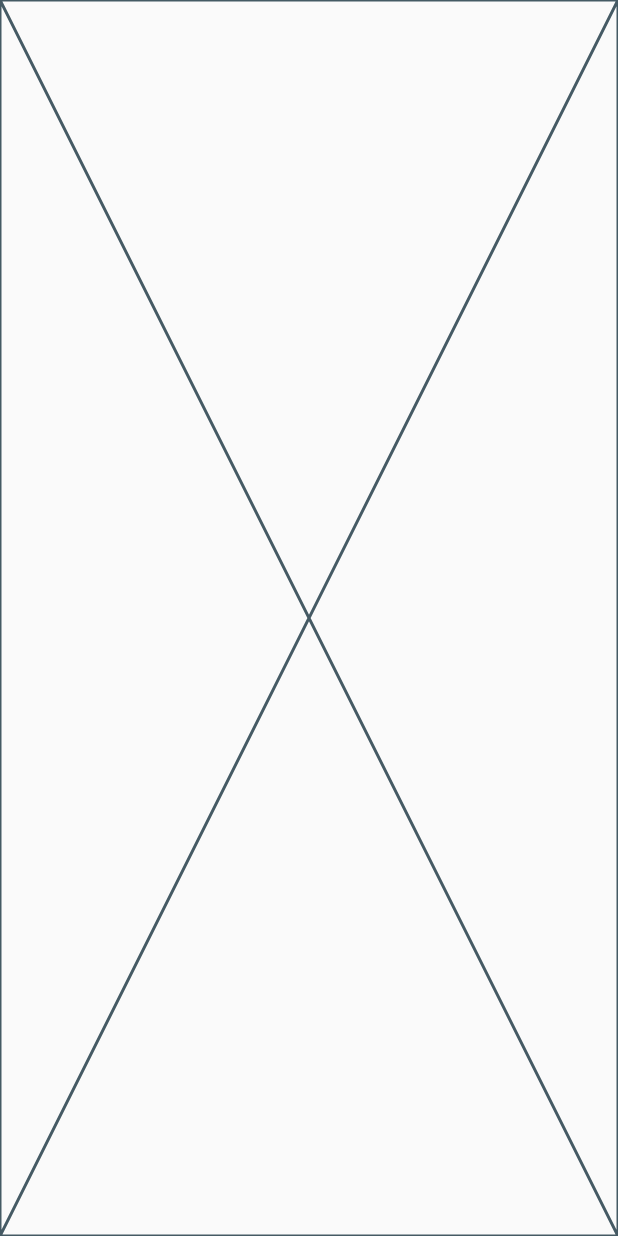
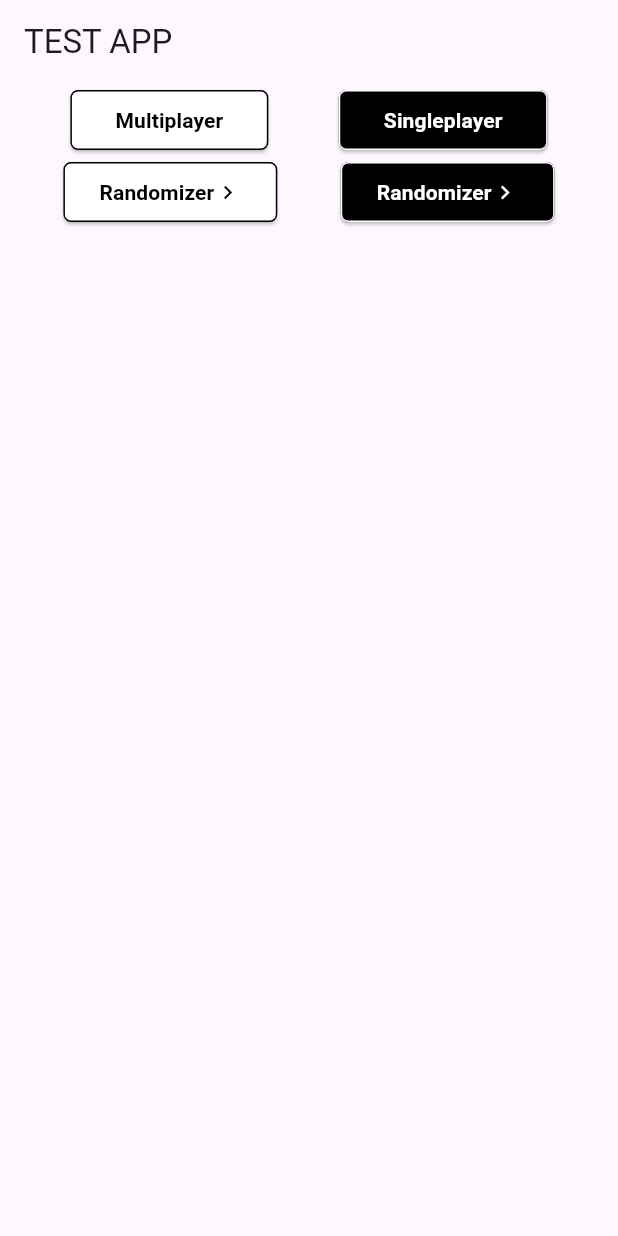
Before and after one commit to IsD4n73/Battle-Shipper, a Flutter app: the screen it shows after launch, on a phone screen of 412 x 824 dp. Run offline on Flutter 3.47's test engine with Material 2 defaults, Android fonts, the phone set to English and light mode, and no system bars; our stand-ins replace easy_localization.

Commit message:
added buttons test

```diff
--- a/lib/app.dart
+++ b/lib/app.dart
@@ -1,4 +1,9 @@
+import 'package:battle_shipper/common/theme/app_color.dart';
+import 'package:battle_shipper/widget/battle_ship_button.dart';
+import 'package:battle_shipper/widget/battle_ship_icon_button.dart';
 import 'package:flutter/material.dart';
+
+import 'common/utils/enums.dart';
 
 class App extends StatefulWidget {
   const App({super.key});
@@ -10,8 +15,49 @@ class App extends StatefulWidget {
 class _AppState extends State<App> {
   @override
   Widget build(BuildContext context) {
-    return const Scaffold(
-      body: Placeholder(),
+    return Scaffold(
+      appBar: AppBar(
+        centerTitle: false,
+        title: const Text("TEST APP"),
+      ),
+      body: Column(
+        children: [
+          Row(
+            mainAxisAlignment: MainAxisAlignment.spaceEvenly,
+            crossAxisAlignment: CrossAxisAlignment.center,
+            children: [
+              BattleShipButton(
+                text: "Multiplayer",
+                buttonType: BattleShipButtonType.light,
+                onPressed: () {},
+              ),
+              BattleShipButton(
+                text: "Singleplayer",
+                buttonType: BattleShipButtonType.dark,
+                onPressed: () {},
+              ),
+            ],
+          ),
+          Row(
+            mainAxisAlignment: MainAxisAlignment.spaceEvenly,
+            crossAxisAlignment: CrossAxisAlignment.center,
+            children: [
+              BattleShipIconButton(
+                text: "Randomizer",
+                buttonType: BattleShipButtonType.light,
+                icon: Icons.chevron_right,
+                onPressed: () {},
+              ),
+              BattleShipIconButton(
+                text: "Randomizer",
+                buttonType: BattleShipButtonType.dark,
+                icon: Icons.chevron_right,
+                onPressed: () {},
+              ),
+            ],
+          ),
+        ],
+      ),
     );
   }
 }
--- /dev/null
+++ b/lib/common/theme/app_color.dart
@@ -0,0 +1,6 @@
+import 'package:flutter/material.dart';
+
+class AppColor {
+  static const blackColor = Colors.black;
+  static const whiteColor = Colors.white;
+}
--- /dev/null
+++ b/lib/common/utils/enums.dart
@@ -0,0 +1,5 @@
+/// enum for button type
+enum BattleShipButtonType {
+  dark,
+  light,
+}
--- a/lib/main.dart
+++ b/lib/main.dart
@@ -27,6 +27,9 @@ class MyApp extends StatelessWidget {
   Widget build(BuildContext context) {
     return MaterialApp(
       title: "Battle Ship",
+      theme: ThemeData(
+        useMaterial3: true,
+      ),
       localizationsDelegates: context.localizationDelegates,
       supportedLocales: context.supportedLocales,
       locale: context.locale,
--- /dev/null
+++ b/lib/widget/battle_ship_button.dart
@@ -0,0 +1,64 @@
+import 'package:flutter/material.dart';
+import '../common/theme/app_color.dart';
+import '../common/utils/enums.dart';
+
+class BattleShipButton extends StatelessWidget {
+  final String text;
+  final void Function()? onPressed;
+  final BattleShipButtonType buttonType;
+
+  const BattleShipButton({
+    super.key,
+    required this.text,
+    this.onPressed,
+    required this.buttonType,
+  });
+
+  @override
+  Widget build(BuildContext context) {
+    switch (buttonType) {
+      case BattleShipButtonType.light:
+        return ElevatedButton(
+          style: ElevatedButton.styleFrom(
+            backgroundColor: AppColor.whiteColor,
+            foregroundColor: AppColor.blackColor,
+            padding: const EdgeInsets.symmetric(horizontal: 30),
+            shape: const RoundedRectangleBorder(
+              side: BorderSide(
+                color: AppColor.blackColor,
+              ),
+              borderRadius: BorderRadius.all(
+                Radius.circular(5),
+              ),
+            ),
+          ),
+          onPressed: onPressed,
+          child: Text(
+            text,
+            style: const TextStyle(fontWeight: FontWeight.bold),
+          ),
+        );
+      case BattleShipButtonType.dark:
+        return ElevatedButton(
+          style: ElevatedButton.styleFrom(
+            padding: const EdgeInsets.symmetric(horizontal: 30),
+            backgroundColor: AppColor.blackColor,
+            foregroundColor: AppColor.whiteColor,
+            shape: const RoundedRectangleBorder(
+              side: BorderSide(
+                color: AppColor.whiteColor,
+              ),
+              borderRadius: BorderRadius.all(
+                Radius.circular(5),
+              ),
+            ),
+          ),
+          onPressed: onPressed,
+          child: Text(
+            text,
+            style: const TextStyle(fontWeight: FontWeight.bold),
+          ),
+        );
+    }
+  }
+}
--- /dev/null
+++ b/lib/widget/battle_ship_icon_button.dart
@@ -0,0 +1,74 @@
+import 'package:flutter/material.dart';
+import '../common/theme/app_color.dart';
+import '../common/utils/enums.dart';
+
+class BattleShipIconButton extends StatelessWidget {
+  final String text;
+  final void Function()? onPressed;
+  final BattleShipButtonType buttonType;
+  final IconData icon;
+
+  const BattleShipIconButton({
+    super.key,
+    required this.text,
+    this.onPressed,
+    required this.buttonType,
+    required this.icon,
+  });
+
+  @override
+  Widget build(BuildContext context) {
+    switch (buttonType) {
+      case BattleShipButtonType.light:
+        return ElevatedButton(
+          style: ElevatedButton.styleFrom(
+            backgroundColor: AppColor.whiteColor,
+            foregroundColor: AppColor.blackColor,
+            shape: const RoundedRectangleBorder(
+              side: BorderSide(
+                color: AppColor.blackColor,
+              ),
+              borderRadius: BorderRadius.all(
+                Radius.circular(5),
+              ),
+            ),
+          ),
+          onPressed: onPressed,
+          child: Row(
+            children: [
+              Text(
+                text,
+                style: const TextStyle(fontWeight: FontWeight.bold),
+              ),
+              Icon(icon),
+            ],
+          ),
+        );
+      case BattleShipButtonType.dark:
+        return ElevatedButton(
+          style: ElevatedButton.styleFrom(
+            backgroundColor: AppColor.blackColor,
+            foregroundColor: AppColor.whiteColor,
+            shape: const RoundedRectangleBorder(
+              side: BorderSide(
+                color: AppColor.whiteColor,
+              ),
+              borderRadius: BorderRadius.all(
+                Radius.circular(5),
+              ),
+            ),
+          ),
+          onPressed: onPressed,
+          child: Row(
+            children: [
+              Text(
+                text,
+                style: const TextStyle(fontWeight: FontWeight.bold),
+              ),
+              Icon(icon),
+            ],
+          ),
+        );
+    }
+  }
+}
```
